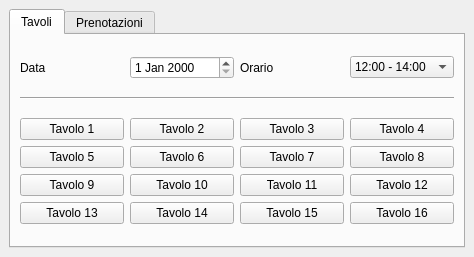
The window that ui/ristorante_1.ui (Raccispini/Progetto-Hotel) describes before a commit, drawn with Qt 5.
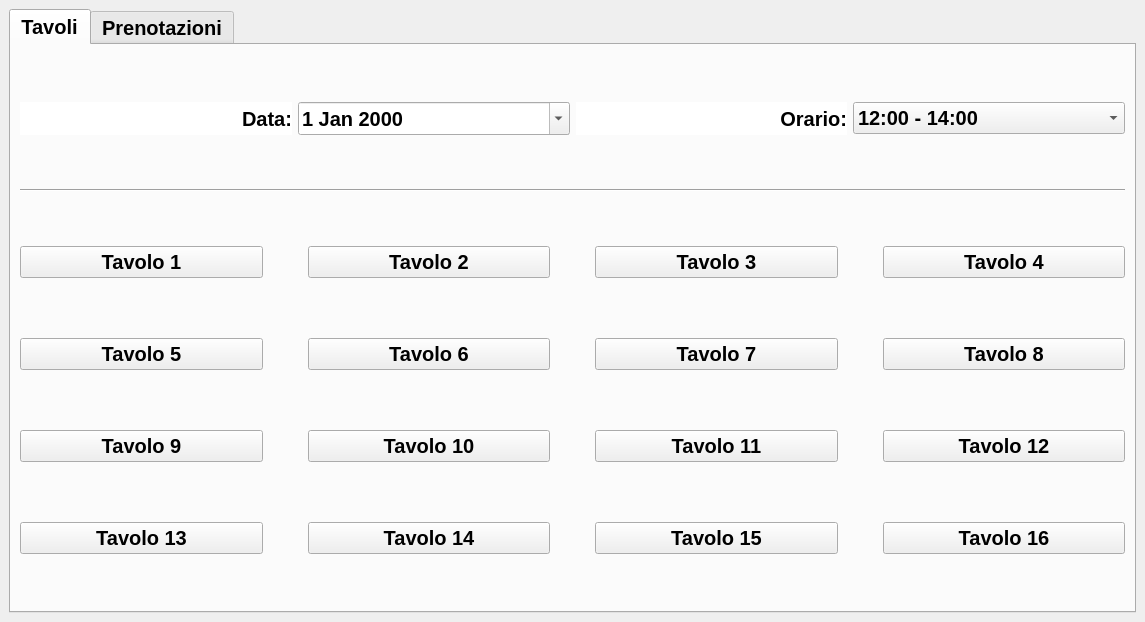
The same window after the commit. The open tabs and pages were chosen to show the change. Icons and pictures are not drawn.

Commit message: sfondo ristorante

Diff of the .ui file:
```diff
--- a/ui/ristorante_1.ui
+++ b/ui/ristorante_1.ui
@@ -6,17 +6,34 @@
    <rect>
     <x>0</x>
     <y>0</y>
-    <width>474</width>
-    <height>257</height>
+    <width>1145</width>
+    <height>622</height>
    </rect>
   </property>
+  <property name="font">
+   <font>
+    <pointsize>12</pointsize>
+    <weight>75</weight>
+    <bold>true</bold>
+   </font>
+  </property>
   <property name="windowTitle">
-   <string>MainWindow</string>
+   <string>Ristorante</string>
+  </property>
+  <property name="styleSheet">
+   <string notr="true">background-image: url(:/ristorante/50-504378_restaurant-hd-wallpaper-restaurant-hd.jpg);</string>
   </property>
   <widget class="QWidget" name="centralwidget">
    <layout class="QVBoxLayout" name="verticalLayout_2">
     <item>
      <widget class="QTabWidget" name="tabWidget">
+      <property name="font">
+       <font>
+        <pointsize>15</pointsize>
+        <weight>75</weight>
+        <bold>true</bold>
+       </font>
+      </property>
       <property name="currentIndex">
        <number>1</number>
       </property>
@@ -29,23 +46,64 @@
          <layout class="QGridLayout" name="gridLayout_4">
           <item row="0" column="2">
            <widget class="QLabel" name="label_2">
+            <property name="font">
+             <font>
+              <pointsize>15</pointsize>
+              <weight>75</weight>
+              <bold>true</bold>
+             </font>
+            </property>
+            <property name="styleSheet">
+             <string notr="true">background-color: qlineargradient(spread:pad, x1:0, y1:1, x2:1, y2:0, stop:0 rgba(255, 255, 255, 225), stop:1 rgba(255, 255, 255, 227));background-image: url(:/ristorante/tpg.png);</string>
+            </property>
             <property name="text">
-             <string>Orario</string>
+             <string>Orario:</string>
+            </property>
+            <property name="alignment">
+             <set>Qt::AlignRight|Qt::AlignTrailing|Qt::AlignVCenter</set>
             </property>
            </widget>
           </item>
           <item row="0" column="0">
            <widget class="QLabel" name="label">
+            <property name="font">
+             <font>
+              <pointsize>15</pointsize>
+              <weight>75</weight>
+              <bold>true</bold>
+             </font>
+            </property>
+            <property name="styleSheet">
+             <string notr="true">background-image: url(:/ristorante/tpg.png);
+background-color: qlineargradient(spread:pad, x1:0, y1:1, x2:1, y2:0, stop:0 rgba(255, 255, 255, 225), stop:1 rgba(255, 255, 255, 227));</string>
+            </property>
             <property name="text">
-             <string>Data</string>
+             <string>Data:</string>
+            </property>
+            <property name="alignment">
+             <set>Qt::AlignRight|Qt::AlignTrailing|Qt::AlignVCenter</set>
             </property>
            </widget>
           </item>
           <item row="0" column="1">
-           <widget class="QDateEdit" name="de_data"/>
+           <widget class="QDateEdit" name="de_data">
+            <property name="font">
+             <font>
+              <pointsize>15</pointsize>
+             </font>
+            </property>
+            <property name="calendarPopup">
+             <bool>true</bool>
+            </property>
+           </widget>
           </item>
           <item row="0" column="3">
            <widget class="QComboBox" name="cb_orario">
+            <property name="font">
+             <font>
+              <pointsize>15</pointsize>
+             </font>
+            </property>
             <item>
              <property name="text">
               <string>12:00 - 14:00</string>
@@ -84,8 +142,24 @@
         </item>
         <item>
          <layout class="QGridLayout" name="gridLayout_2">
+          <property name="horizontalSpacing">
+           <number>45</number>
+          </property>
+          <property name="verticalSpacing">
+           <number>60</number>
+          </property>
           <item row="1" column="1">
            <widget class="QPushButton" name="button_t2">
+            <property name="font">
+             <font>
+              <pointsize>15</pointsize>
+              <weight>75</weight>
+              <bold>true</bold>
+             </font>
+            </property>
+            <property name="styleSheet">
+             <string notr="true">background-image: url(:/ristorante/tpg.png);</string>
+            </property>
             <property name="text">
              <string>Tavolo 2</string>
             </property>
@@ -93,6 +167,16 @@
           </item>
           <item row="1" column="3">
            <widget class="QPushButton" name="button_t4">
+            <property name="font">
+             <font>
+              <pointsize>15</pointsize>
+              <weight>75</weight>
+              <bold>true</bold>
+             </font>
+            </property>
+            <property name="styleSheet">
+             <string notr="true">background-image: url(:/ristorante/tpg.png);</string>
+            </property>
             <property name="text">
              <string>Tavolo 4</string>
             </property>
@@ -100,6 +184,16 @@
           </item>
           <item row="4" column="3">
            <widget class="QPushButton" name="button_t16">
+            <property name="font">
+             <font>
+              <pointsize>15</pointsize>
+              <weight>75</weight>
+              <bold>true</bold>
+             </font>
+            </property>
+            <property name="styleSheet">
+             <string notr="true">background-image: url(:/ristorante/tpg.png);</string>
+            </property>
             <property name="text">
              <string>Tavolo 16</string>
             </property>
@@ -107,6 +201,16 @@
           </item>
           <item row="2" column="0">
            <widget class="QPushButton" name="button_t5">
+            <property name="font">
+             <font>
+              <pointsize>15</pointsize>
+              <weight>75</weight>
+              <bold>true</bold>
+             </font>
+            </property>
+            <property name="styleSheet">
+             <string notr="true">background-image: url(:/ristorante/tpg.png);</string>
+            </property>
             <property name="text">
              <string>Tavolo 5</string>
             </property>
@@ -114,6 +218,16 @@
           </item>
           <item row="2" column="2">
            <widget class="QPushButton" name="button_t7">
+            <property name="font">
+             <font>
+              <pointsize>15</pointsize>
+              <weight>75</weight>
+              <bold>true</bold>
+             </font>
+            </property>
+            <property name="styleSheet">
+             <string notr="true">background-image: url(:/ristorante/tpg.png);</string>
+            </property>
             <property name="text">
              <string>Tavolo 7</string>
             </property>
@@ -121,6 +235,16 @@
           </item>
           <item row="1" column="0">
            <widget class="QPushButton" name="button_t1">
+            <property name="font">
+             <font>
+              <pointsize>15</pointsize>
+              <weight>75</weight>
+              <bold>true</bold>
+             </font>
+            </property>
+            <property name="styleSheet">
+             <string notr="true">background-image: url(:/ristorante/tpg.png);</string>
+            </property>
             <property name="text">
              <string>Tavolo 1</string>
             </property>
@@ -128,6 +252,16 @@
           </item>
           <item row="3" column="3">
            <widget class="QPushButton" name="button_t12">
+            <property name="font">
+             <font>
+              <pointsize>15</pointsize>
+              <weight>75</weight>
+              <bold>true</bold>
+             </font>
+            </property>
+            <property name="styleSheet">
+             <string notr="true">background-image: url(:/ristorante/tpg.png);</string>
+            </property>
             <property name="text">
              <string>Tavolo 12</string>
             </property>
@@ -135,6 +269,16 @@
           </item>
           <item row="4" column="2">
            <widget class="QPushButton" name="button_t15">
+            <property name="font">
+             <font>
+              <pointsize>15</pointsize>
+              <weight>75</weight>
+              <bold>true</bold>
+             </font>
+            </property>
+            <property name="styleSheet">
+             <string notr="true">background-image: url(:/ristorante/tpg.png);</string>
+            </property>
             <property name="text">
              <string>Tavolo 15</string>
             </property>
@@ -142,6 +286,16 @@
           </item>
           <item row="2" column="3">
            <widget class="QPushButton" name="button_t8">
+            <property name="font">
+             <font>
+              <pointsize>15</pointsize>
+              <weight>75</weight>
+              <bold>true</bold>
+             </font>
+            </property>
+            <property name="styleSheet">
+             <string notr="true">background-image: url(:/ristorante/tpg.png);</string>
+            </property>
             <property name="text">
              <string>Tavolo 8</string>
             </property>
@@ -149,6 +303,16 @@
           </item>
           <item row="3" column="2">
            <widget class="QPushButton" name="button_t11">
+            <property name="font">
+             <font>
+              <pointsize>15</pointsize>
+              <weight>75</weight>
+              <bold>true</bold>
+             </font>
+            </property>
+            <property name="styleSheet">
+             <string notr="true">background-image: url(:/ristorante/tpg.png);</string>
+            </property>
             <property name="text">
              <string>Tavolo 11</string>
             </property>
@@ -156,6 +320,16 @@
           </item>
           <item row="2" column="1">
            <widget class="QPushButton" name="button_t6">
+            <property name="font">
+             <font>
+              <pointsize>15</pointsize>
+              <weight>75</weight>
+              <bold>true</bold>
+             </font>
+            </property>
+            <property name="styleSheet">
+             <string notr="true">background-image: url(:/ristorante/tpg.png);</string>
+            </property>
             <property name="text">
              <string>Tavolo 6</string>
             </property>
@@ -163,6 +337,16 @@
           </item>
           <item row="3" column="1">
            <widget class="QPushButton" name="button_t10">
+            <property name="font">
+             <font>
+              <pointsize>15</pointsize>
+              <weight>75</weight>
+              <bold>true</bold>
+             </font>
+            </property>
+            <property name="styleSheet">
+             <string notr="true">background-image: url(:/ristorante/tpg.png);</string>
+            </property>
             <property name="text">
              <string>Tavolo 10</string>
             </property>
@@ -170,6 +354,16 @@
           </item>
           <item row="1" column="2">
            <widget class="QPushButton" name="button_t3">
+            <property name="font">
+             <font>
+              <pointsize>15</pointsize>
+              <weight>75</weight>
+              <bold>true</bold>
+             </font>
+            </property>
+            <property name="styleSheet">
+             <string notr="true">background-image: url(:/ristorante/tpg.png);</string>
+            </property>
             <property name="text">
              <string>Tavolo 3</string>
             </property>
@@ -177,6 +371,16 @@
           </item>
           <item row="3" column="0">
            <widget class="QPushButton" name="button_t9">
+            <property name="font">
+             <font>
+              <pointsize>15</pointsize>
+              <weight>75</weight>
+              <bold>true</bold>
+             </font>
+            </property>
+            <property name="styleSheet">
+             <string notr="true">background-image: url(:/ristorante/tpg.png);</string>
+            </property>
             <property name="text">
              <string>Tavolo 9</string>
             </property>
@@ -184,6 +388,16 @@
           </item>
           <item row="4" column="1">
            <widget class="QPushButton" name="button_t14">
+            <property name="font">
+             <font>
+              <pointsize>15</pointsize>
+              <weight>75</weight>
+              <bold>true</bold>
+             </font>
+            </property>
+            <property name="styleSheet">
+             <string notr="true">background-image: url(:/ristorante/tpg.png);</string>
+            </property>
             <property name="text">
              <string>Tavolo 14</string>
             </property>
@@ -191,6 +405,16 @@
           </item>
           <item row="4" column="0">
            <widget class="QPushButton" name="button_t13">
+            <property name="font">
+             <font>
+              <pointsize>15</pointsize>
+              <weight>75</weight>
+              <bold>true</bold>
+             </font>
+            </property>
+            <property name="styleSheet">
+             <string notr="true">background-image: url(:/ristorante/tpg.png);</string>
+            </property>
             <property name="text">
              <string>Tavolo 13</string>
             </property>
```
Left out of the diff: 134 changed lines with no effect on the pictures. The commit also changes 4 other files.
